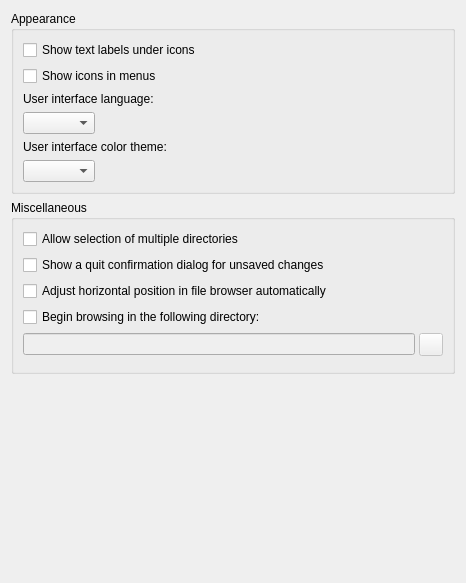
The window that ui/options_interface.ui (metabrainz/picard) describes before a commit, drawn with Qt 5.
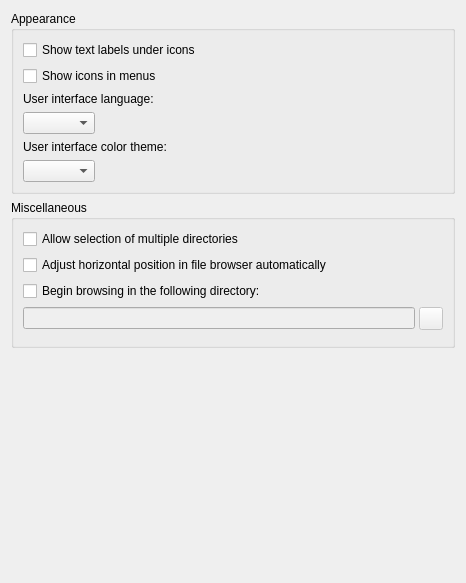
The same window after the commit.

Commit message: PICARD-3599: Use the do not show again message box for the quit confirmation

What changed in the file:
```diff
--- a/ui/options_interface.ui
+++ b/ui/options_interface.ui
@@ -107,13 +107,6 @@
         </property>
        </widget>
       </item>
-      <item>
-       <widget class="QCheckBox" name="quit_confirmation">
-        <property name="text">
-         <string>Show a quit confirmation dialog for unsaved changes</string>
-        </property>
-       </widget>
-      </item>
       <item>
        <widget class="QCheckBox" name="filebrowser_horizontal_autoscroll">
         <property name="text">
```
Left out of the diff: 1 changed line with no effect on the pictures. The commit also changes 11 other files.
